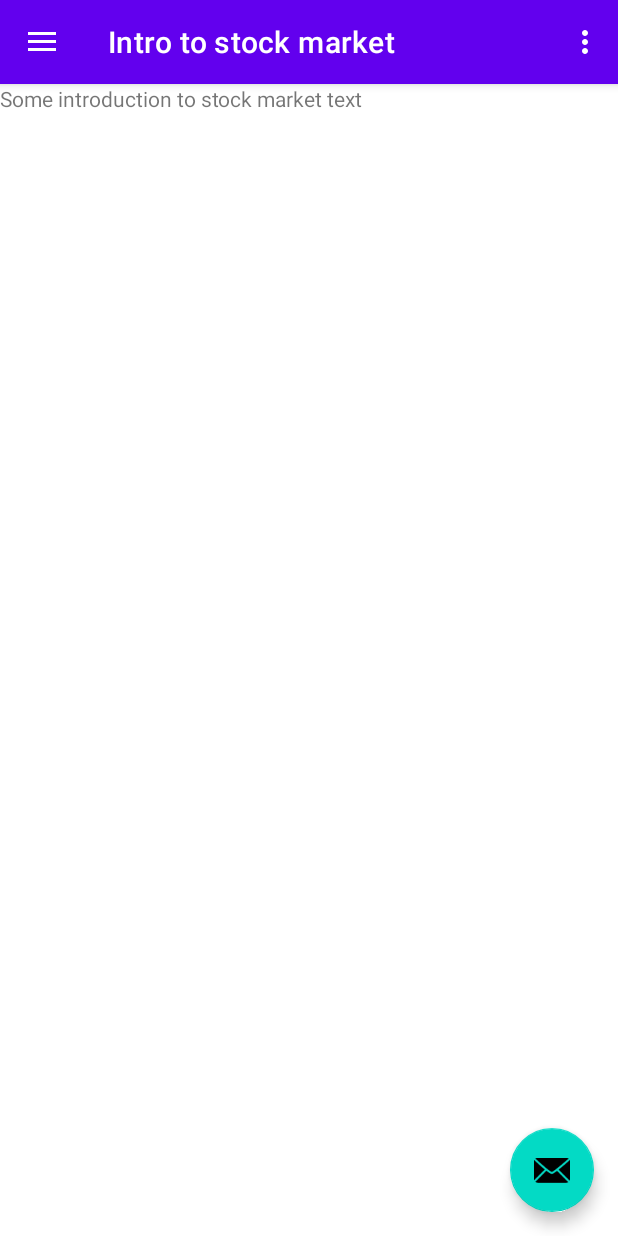
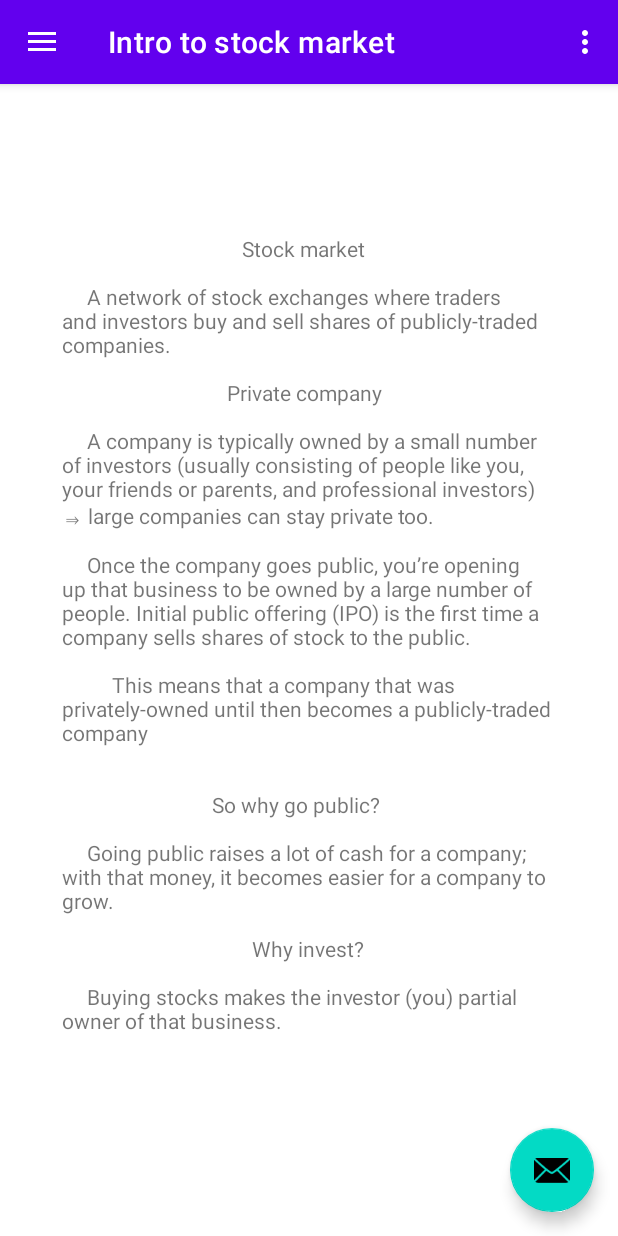
Before and after one commit to Surfy2004/StocksieApp, an Android app: the screen it shows after launch (MainActivity), on a phone screen of 412 x 824 dp. Run offline under Robolectric (Android 15) with nearby library versions, the light colour scheme and no system bars; our stand-ins replace navigation-ui.

Commit message:
Added Text To Intro To The Stock Market

```diff
--- a/app/src/main/res/layout/fragment_home.xml
+++ b/app/src/main/res/layout/fragment_home.xml
@@ -10,10 +10,8 @@
         android:id="@+id/text_home"
         android:layout_width="match_parent"
         android:layout_height="wrap_content"
-        android:layout_marginStart="8dp"
-        android:layout_marginTop="8dp"
-        android:layout_marginEnd="8dp"
         android:textAlignment="center"
+        android:layout_marginLeft="5dp"
         android:textSize="20sp"
         app:layout_constraintBottom_toBottomOf="parent"
         app:layout_constraintEnd_toEndOf="parent"
@@ -22,9 +20,22 @@
 
     <TextView
         android:id="@+id/textView2"
-        android:layout_width="265dp"
-        android:layout_height="138dp"
-        android:text="Some introduction to stock market text"
-        tools:layout_editor_absoluteX="49dp"
-        tools:layout_editor_absoluteY="202dp" />
+        android:layout_width="330dp"
+        android:layout_height="600dp"
+        android:text="\n                                    Stock market \n\n
+    A network of stock exchanges where traders and investors buy and sell shares of publicly-traded companies. \n   \n
+                                Private company \n\n
+    A company is typically owned by a small number of investors (usually consisting of people like you, your friends or parents, and professional investors) ⇒ large companies can stay private too. \n   \n
+    Once the company goes public, you’re opening up that business to be owned by a large number of people. Initial public offering (IPO) is the first time a company sells shares of stock to the public. \n   \n          This means that a company that was privately-owned until then becomes a publicly-traded company \n \n  \n                              So why go public? \n\n
+    Going public raises a lot of cash for a company;
+    with that money, it becomes easier for a company to grow.\n \n
+
+                                    Why invest? \n\n
+    Buying stocks makes the investor (you) partial owner of that business."
+        tools:layout_editor_absoluteX="53dp"
+        tools:layout_editor_absoluteY="65dp"
+        app:layout_constraintBottom_toBottomOf="parent"
+        app:layout_constraintEnd_toEndOf="parent"
+        app:layout_constraintStart_toStartOf="parent"
+        app:layout_constraintTop_toTopOf="parent"/>
 </androidx.constraintlayout.widget.ConstraintLayout>
--- a/app/src/main/res/layout/how_to_start_fragment.xml
+++ b/app/src/main/res/layout/how_to_start_fragment.xml
@@ -9,6 +9,6 @@
         android:id="@+id/textView6"
         android:layout_width="wrap_content"
         android:layout_height="wrap_content"
-        android:text="Some how to start text here" />
+        android:text="" />
 
 </FrameLayout>
--- a/app/src/main/res/layout/trading_vs_investing_fragment.xml
+++ b/app/src/main/res/layout/trading_vs_investing_fragment.xml
@@ -8,6 +8,6 @@
     <TextView
         android:layout_width="match_parent"
         android:layout_height="match_parent"
-        android:text="Sample trading vs investing code goes here" />
+        android:text= "" />
 
 </FrameLayout>
```
Also changed, not shown: app/src/main/res/drawable/ic_menu_camera.xml (deleted, +0 -12 lines), app/src/main/res/values/strings.xml (+12 -0 lines).
